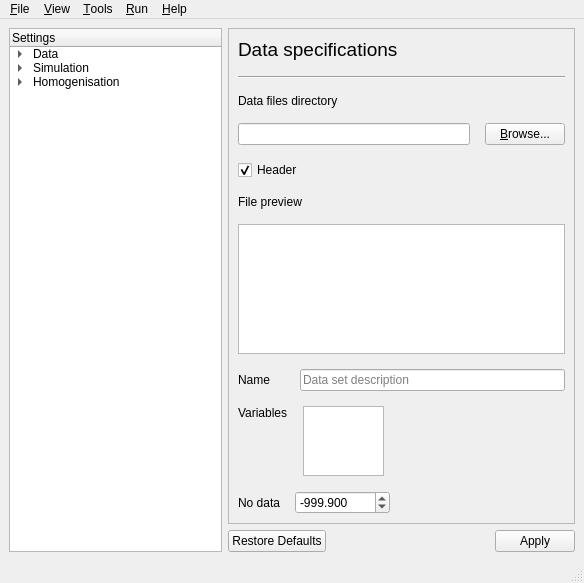
iled/gsimcli, file GSIMCLI/interface/gsimcli.ui: the form before one commit.
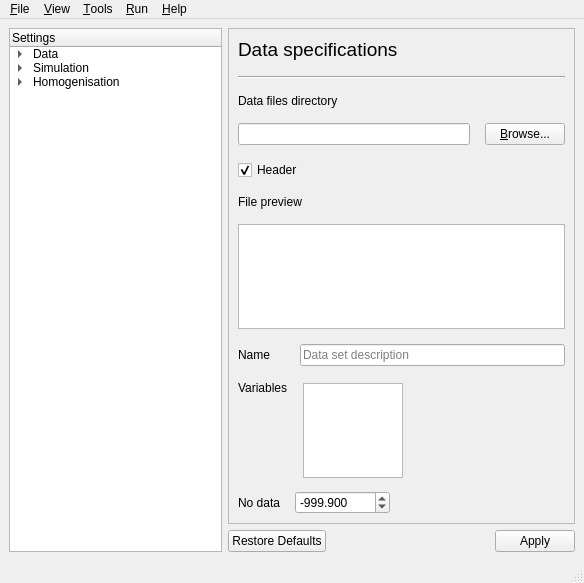
The form after the commit.

Commit message:
fix batch network, ui adjustments
. gui sizing adjust
. gui status bar messages when loading and saving params
. option to print current network on batch network
. fix batch network path manipulation (results directory)

```diff
--- a/GSIMCLI/interface/gsimcli.ui
+++ b/GSIMCLI/interface/gsimcli.ui
@@ -293,6 +293,12 @@
                 <verstretch>0</verstretch>
                </sizepolicy>
               </property>
+              <property name="minimumSize">
+               <size>
+                <width>100</width>
+                <height>95</height>
+               </size>
+              </property>
               <property name="maximumSize">
                <size>
                 <width>81</width>
```
Left out of the diff: 6 changed lines with no effect on the pictures. The commit also changes 2 other files.
